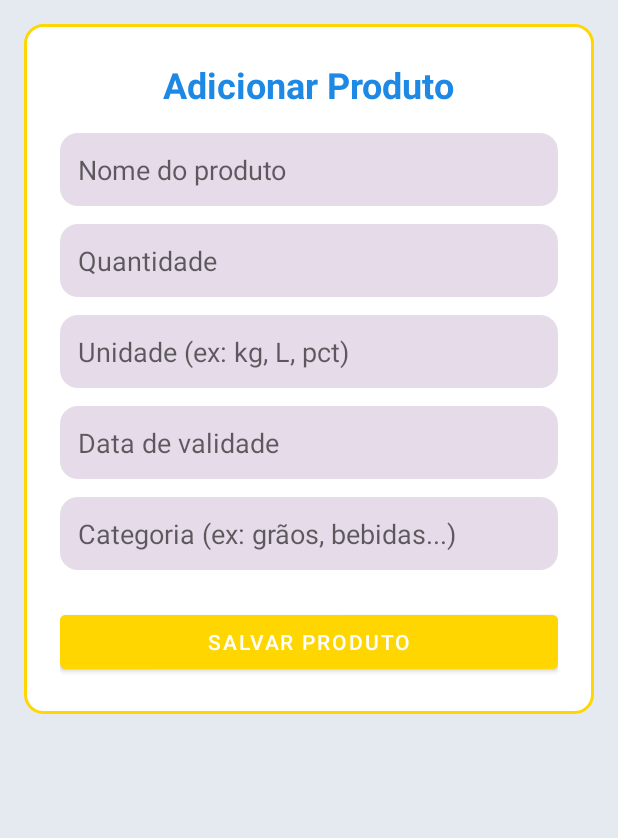
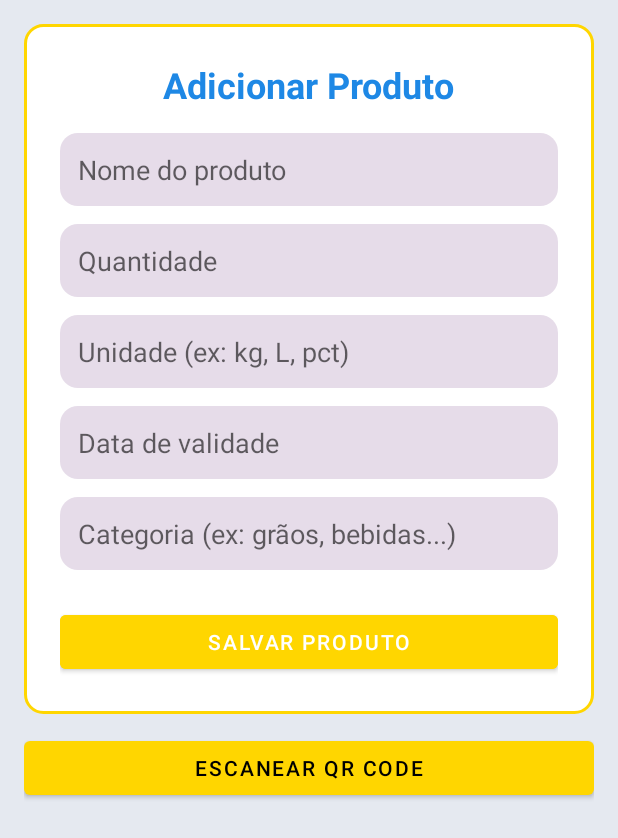
Before and after one commit to portellafelipe/TesteSmartStock, an Android app: the AddProdutoActivity screen opened directly, with no data from a screen before it, on a phone screen of 412 x 824 dp. Shown: the top 838 px of the screen. Run offline under Robolectric (Android 15) with nearby library versions, the light colour scheme and no system bars; our stand-ins replace Firebase (no records; nobody signed in at launch, a user with empty details on screens opened directly); libraries missing offline, so code that uses them is left out: com.journeyapps.barcodescanner; 1 statement that could not run was skipped.

Commit message:
Att QR-Code

```diff
--- a/app/src/main/java/AddProdutoActivity.java
+++ b/app/src/main/java/AddProdutoActivity.java
@@ -5,24 +5,30 @@ import android.widget.Button;
 import android.widget.EditText;
 import android.widget.Toast;
 
+import androidx.activity.result.ActivityResultLauncher;
 import androidx.appcompat.app.AppCompatActivity;
 
 import com.google.firebase.firestore.DocumentReference;
 import com.google.firebase.firestore.FirebaseFirestore;
+import com.journeyapps.barcodescanner.ScanContract;
+import com.journeyapps.barcodescanner.ScanOptions;
 
 import java.text.ParseException;
 import java.text.SimpleDateFormat;
 import java.util.Date;
 import java.util.HashMap;
+import java.util.List;
 import java.util.Locale;
 import java.util.Map;
+
+import java.io.IOException;
 
 public class AddProdutoActivity extends AppCompatActivity {
 
     private EditText editNome, editQuantidade, editUnidade, editDataValidade, editCategoria;
-    private Button btnSalvar;
+    private Button btnSalvar, btnScan;
     private FirebaseFirestore db;
-    private String userId;
+    private String nomeUsuario;
 
     @Override
     protected void onCreate(Bundle savedInstanceState) {
@@ -30,7 +36,7 @@ public class AddProdutoActivity extends AppCompatActivity {
         setContentView(R.layout.activity_add_produto);
 
         db = FirebaseFirestore.getInstance();
-        String nomeUsuario = getIntent().getStringExtra("nome_usuario");
+        nomeUsuario = getIntent().getStringExtra("nome_usuario");
 
         if (nomeUsuario == null || nomeUsuario.isEmpty()) {
             Toast.makeText(this, "Usuário não identificado!", Toast.LENGTH_LONG).show();
@@ -44,8 +50,24 @@ public class AddProdutoActivity extends AppCompatActivity {
         editDataValidade = findViewById(R.id.editDataValidade);
         editCategoria = findViewById(R.id.editCategoria);
         btnSalvar = findViewById(R.id.btnSalvarProduto);
+        btnScan = findViewById(R.id.btnScan);
 
-        btnSalvar.setOnClickListener(v -> {
+        // BOTÃO SCAN (QR Code da nota fiscal)
+        btnScan.setOnClickListener(v -> {
+            ScanOptions options = new ScanOptions();
+            options.setPrompt("Aproxime o QR Code");
+            options.setBeepEnabled(true);
+            options.setOrientationLocked(true);
+            options.setCaptureActivity(CaptureActivityPortrait.class);
+            barcodeLauncher.launch(options);
+        });
+
+        // BOTÃO SALVAR (Manual)
+        btnSalvar.setOnClickListener(v -> salvarProdutoManual());
+    }
+
+    // ---------------- FUNÇÃO SALVAR MANUAL ----------------
+    private void salvarProdutoManual() {
         String nome = editNome.getText().toString();
         String quantidade = editQuantidade.getText().toString();
         String unidade = editUnidade.getText().toString();
@@ -73,7 +95,7 @@ public class AddProdutoActivity extends AppCompatActivity {
         produto.put("nome", nome);
         produto.put("quantidade", Integer.parseInt(quantidade));
         produto.put("unidade", unidade);
-            produto.put("dataValidade", validadeISO); // formato correto para ordenação
+        produto.put("dataValidade", validadeISO);
         produto.put("categoria", categoria);
 
         DocumentReference userDocRef = db.collection("usuarios").document(nomeUsuario);
@@ -93,6 +115,38 @@ public class AddProdutoActivity extends AppCompatActivity {
                 .addOnFailureListener(e ->
                         Toast.makeText(this, "Erro ao criar usuário: " + e.getMessage(), Toast.LENGTH_LONG).show()
                 );
+    }
+
+    // ---------------- RESULTADO DO QR CODE ----------------
+    private final ActivityResultLauncher<ScanOptions> barcodeLauncher =
+            registerForActivityResult(new ScanContract(), result -> {
+                if (result.getContents() != null) {
+                    String url = result.getContents();
+
+
+                    new Thread(() -> {
+                        try {
+                            List<NotaFiscalScraper.ProdutoNF> produtos = NotaFiscalScraper.extrairProdutos(url);
+
+                            runOnUiThread(() -> {
+                                if (produtos.isEmpty()) {
+                                    Toast.makeText(this, "Nenhum produto encontrado na nota.", Toast.LENGTH_SHORT).show();
+                                } else {
+                                    NotaFiscalScraper.ProdutoNF p = produtos.get(0);
+                                    editNome.setText(p.nome);
+                                    editQuantidade.setText(p.quantidade);
+                                    editUnidade.setText(p.unidade);
+
+                                    Toast.makeText(this, produtos.size() + " produtos encontrados!", Toast.LENGTH_LONG).show();
+                                }
+                            });
+                        } catch (Exception e) {
+                            e.printStackTrace();
+                            runOnUiThread(() -> {
+                                Toast.makeText(this, "Erro ao extrair dados da nota fiscal. Tente novamente.", Toast.LENGTH_LONG).show();
                             });
                         }
+                    }).start();
                 }
+            });
+}
--- a/app/src/main/java/HomeActivity.java
+++ b/app/src/main/java/HomeActivity.java
@@ -26,9 +26,10 @@ public class HomeActivity extends AppCompatActivity {
             textSaudacao.setText("Olá, seja bem-vindo • " + nomeUsuario);
         }
 
-        // Clique no avatar leva para PerfilActivity
+        // Clicar no avatar leva para PerfilActivity
         imageAvatar.setOnClickListener(v -> {
             Intent intent = new Intent(HomeActivity.this, PerfilActivity.class);
+            intent.putExtra("nome_usuario", nomeUsuario);
             startActivity(intent);
         });
 
--- a/app/src/main/res/layout/activity_add_produto.xml
+++ b/app/src/main/res/layout/activity_add_produto.xml
@@ -84,5 +84,13 @@
                 android:text="Salvar produto"
                 android:textColor="#FFFFFF" />
         </LinearLayout>
+
+        <Button
+            android:id="@+id/btnScan"
+            android:layout_width="match_parent"
+            android:layout_height="wrap_content"
+            android:text="Escanear QR Code"
+            android:layout_marginTop="12dp"/>
+
     </LinearLayout>
 </ScrollView>
--- a/app/src/main/res/layout/activity_perfil.xml
+++ b/app/src/main/res/layout/activity_perfil.xml
@@ -26,9 +26,10 @@
                 android:contentDescription="Perfil"/>
 
             <TextView
+                android:id="@+id/textSaudacao"
                 android:layout_width="wrap_content"
                 android:layout_height="wrap_content"
-                android:text="Olá + nome"
+                android:text="Olá • nome"
                 android:textSize="18sp"
                 android:textStyle="bold"
                 android:paddingStart="16dp"
```
Also changed, not shown: app/build.gradle (+8 -6 lines), app/src/main/AndroidManifest.xml (+13 -1 lines), app/src/main/java/CaptureActivityPortrait.java (added, +7 -0 lines), app/src/main/java/NotaFiscalScraper.java (added, +71 -0 lines), app/src/main/java/PerfilActivity.java (+16 -4 lines), app/src/main/java/TermosActivity.java (added, +24 -0 lines), app/src/main/res/layout/activity_termos.xml (added, +13 -0 lines), app/src/main/res/layout/item_produto.xml (+31 -20 lines), app/src/main/res/raw/termos_uso.txt (added, +49 -0 lines). Lines whose indentation alone changed are shown as unchanged.
